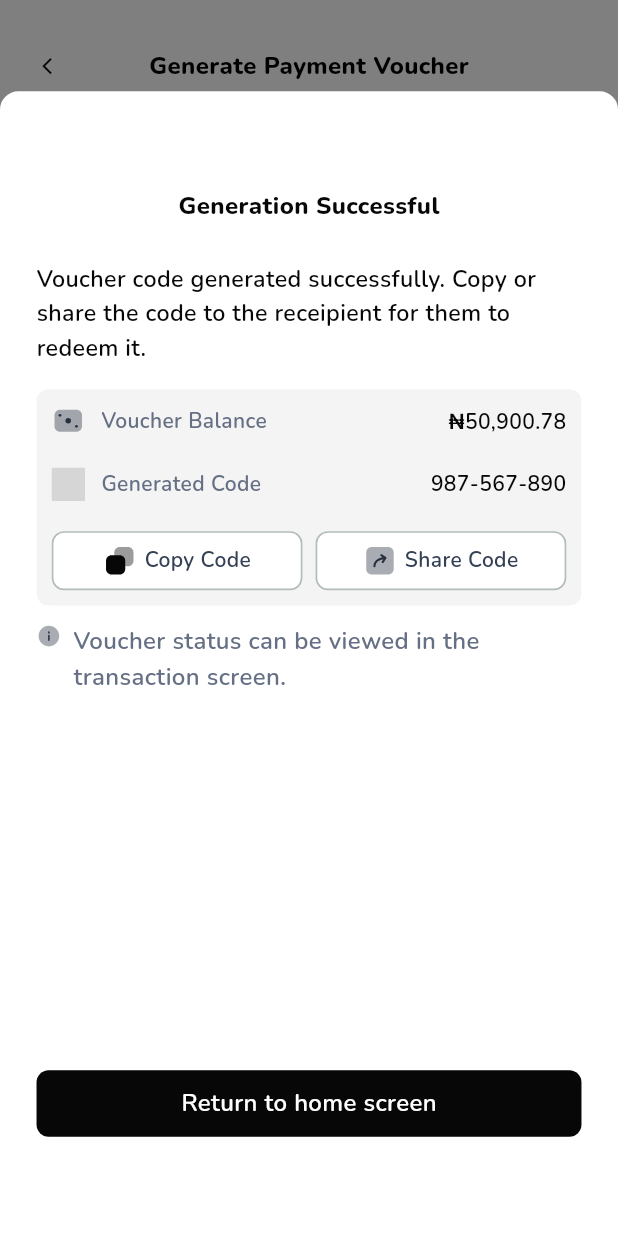
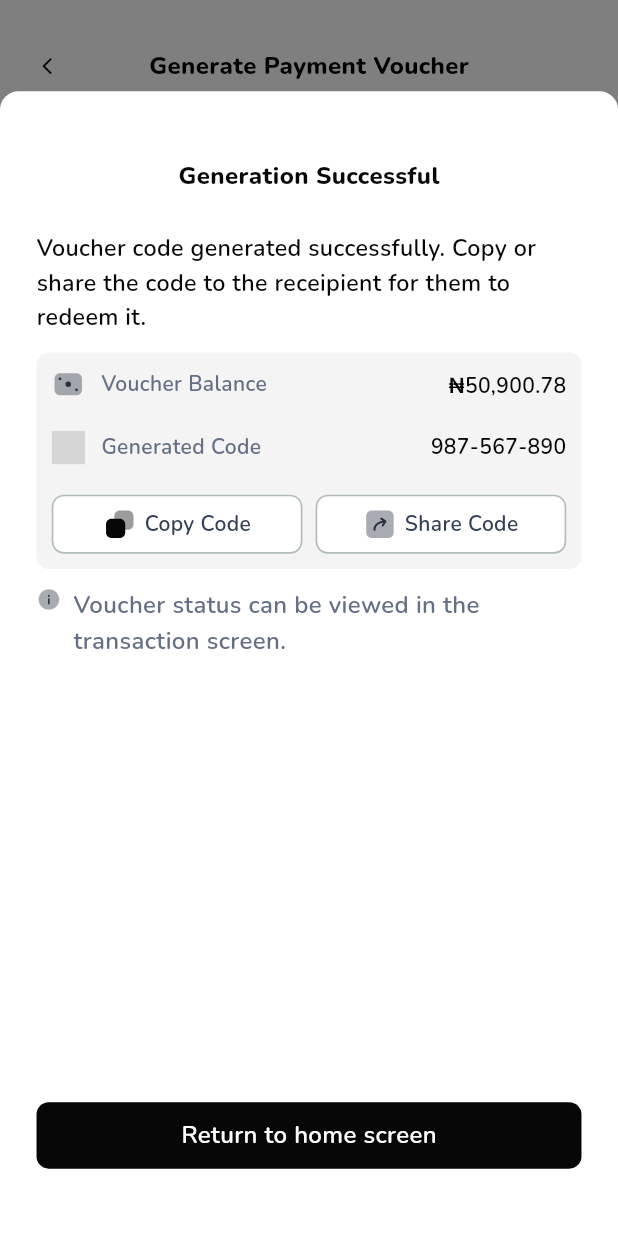
Before and after one commit to nikkieke/okeowo, a Flutter app: the GenerateVoucher screen opened by its route, after a tap on "Generate Voucher", on a phone screen of 412 x 824 dp. Run offline on Flutter 3.47's test engine with Material 2 defaults, Android fonts, the light colour scheme and no system bars; our stand-ins replace flutter_screenutil, flutter_svg, go_router, google_fonts; grey boxes are pictures that could not be loaded.

Commit message:
adjust dimensions to prevent overflow

```diff
--- a/lib/features/home/presentation/screens/generate_voucher.dart
+++ b/lib/features/home/presentation/screens/generate_voucher.dart
@@ -69,7 +69,6 @@ class _GenerateVoucherState extends State<GenerateVoucher> {
                height: 24.h,
              ),
             SizedBox(
-              height: 48.h,
               width: 280.w,
               child: const AppText(
                 text: "Enter an amount you want to generate a voucher for.",
--- a/lib/features/home/presentation/widgets/voucher_success_dialog.dart
+++ b/lib/features/home/presentation/widgets/voucher_success_dialog.dart
@@ -41,10 +41,10 @@ Future<Object?>voucherSuccessDialog(BuildContext context, {required ValueChanged
         child: Scaffold(
           backgroundColor: Colors.transparent,
           body: Padding(
-            padding:  EdgeInsets.only(top: 32.r, bottom: 12.r),
+            padding:  EdgeInsets.only(top: 12.r, bottom: 8.r),
             child: SingleChildScrollView(
               child: SizedBox(
-                height: MediaQuery.of(context).size.height/1.3,
+                height: MediaQuery.of(context).size.height/1.22,
                 child: Column(
                   children: [
                     const AppText(
@@ -54,10 +54,9 @@ Future<Object?>voucherSuccessDialog(BuildContext context, {required ValueChanged
                       color: AppColors.primaryColor,
                     ),
                     SizedBox(height: 24.h,),
-                    SizedBox(
+                    const SizedBox(
                       width: double.maxFinite,
-                      height: 72.h,
-                      child: const AppText(
+                      child: AppText(
                         text: "Voucher code generated successfully. Copy or share the code to the receipient for them to redeem it.",
                         fontWeight: FontWeight.w600,
                         size: 15.5,
```
